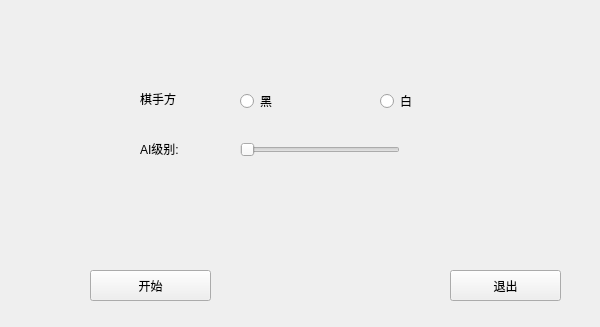
Old version of the form src/go_player/src/pygui.ui in the repository qinxuan2006/ros_chess_svm.
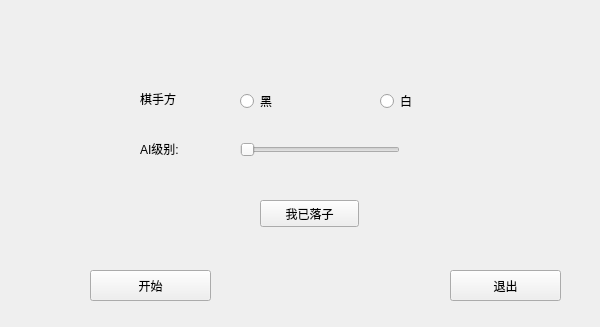
New version of the form.

What changed in the file:
```diff
--- a/src/go_player/src/pygui.ui
+++ b/src/go_player/src/pygui.ui
@@ -18,7 +18,7 @@
     <rect>
      <x>140</x>
      <y>140</y>
-     <width>68</width>
+     <width>91</width>
      <height>17</height>
     </rect>
    </property>
@@ -113,6 +113,19 @@
     <string>棋手方</string>
    </property>
   </widget>
+  <widget class="QPushButton" name="play_button">
+   <property name="geometry">
+    <rect>
+     <x>260</x>
+     <y>200</y>
+     <width>99</width>
+     <height>27</height>
+    </rect>
+   </property>
+   <property name="text">
+    <string>我已落子</string>
+   </property>
+  </widget>
  </widget>
  <resources/>
  <connections/>
```
Left out of the diff: 2 changed lines with no effect on the pictures.
